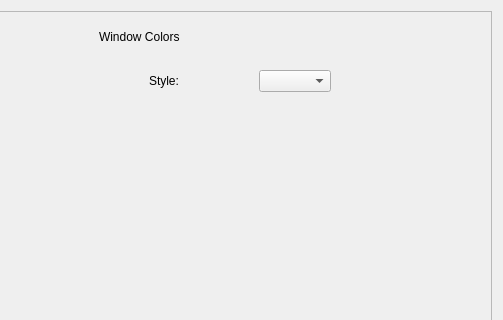
Before: the Qt Designer form GrayCatQt/main/CatSettings.ui in graycatya/CatLearnQt, drawn with Qt 5; both pictures show x 521 to 1024 and y 0 to 320 of the 1024 by 639 pixel window.
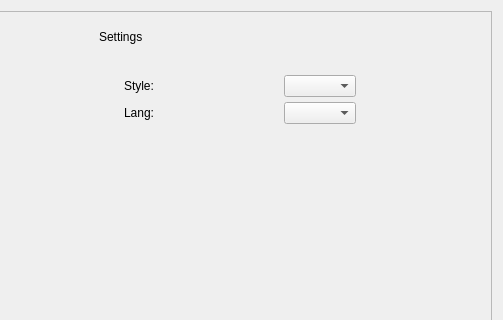
After: the same form once the commit is applied.

What changed in the file:
```diff
--- a/GrayCatQt/main/CatSettings.ui
+++ b/GrayCatQt/main/CatSettings.ui
@@ -91,7 +91,7 @@
        <rect>
         <x>0</x>
         <y>0</y>
-        <width>538</width>
+        <width>532</width>
         <height>619</height>
        </rect>
       </property>
@@ -132,38 +132,50 @@
                </size>
               </property>
               <property name="text">
-               <string>Window Colors</string>
+               <string>Settings</string>
               </property>
              </widget>
             </item>
             <item>
              <widget class="QWidget" name="WindowColorsWidget" native="true">
               <layout class="QVBoxLayout" name="verticalLayout_3">
-               <property name="spacing">
-                <number>5</number>
-               </property>
                <property name="leftMargin">
-                <number>50</number>
+                <number>20</number>
                </property>
                <property name="topMargin">
                 <number>20</number>
                </property>
                <property name="rightMargin">
-                <number>50</number>
+                <number>20</number>
                </property>
                <property name="bottomMargin">
                 <number>20</number>
                </property>
                <item>
-                <layout class="QHBoxLayout" name="horizontalLayout_2">
-                 <item>
+                <layout class="QGridLayout" name="gridLayout">
+                 <property name="leftMargin">
+                  <number>5</number>
+                 </property>
+                 <property name="topMargin">
+                  <number>5</number>
+                 </property>
+                 <property name="rightMargin">
+                  <number>5</number>
+                 </property>
+                 <property name="bottomMargin">
+                  <number>5</number>
+                 </property>
+                 <property name="spacing">
+                  <number>5</number>
+                 </property>
+                 <item row="0" column="0">
                   <widget class="QLabel" name="SettingStyle">
                    <property name="text">
                     <string>Style:</string>
                    </property>
                   </widget>
                  </item>
-                 <item>
+                 <item row="0" column="1">
                   <spacer name="horizontalSpacer_3">
                    <property name="orientation">
                     <enum>Qt::Horizontal</enum>
@@ -176,9 +188,32 @@
                    </property>
                   </spacer>
                  </item>
-                 <item>
+                 <item row="0" column="2">
                   <widget class="QComboBox" name="StyleComboBox"/>
                  </item>
+                 <item row="1" column="0">
+                  <widget class="QLabel" name="Language">
+                   <property name="text">
+                    <string>Lang:</string>
+                   </property>
+                  </widget>
+                 </item>
+                 <item row="1" column="1">
+                  <spacer name="horizontalSpacer_4">
+                   <property name="orientation">
+                    <enum>Qt::Horizontal</enum>
+                   </property>
+                   <property name="sizeHint" stdset="0">
+                    <size>
+                     <width>40</width>
+                     <height>20</height>
+                    </size>
+                   </property>
+                  </spacer>
+                 </item>
+                 <item row="1" column="2">
+                  <widget class="QComboBox" name="LangComboBox"/>
+                 </item>
                 </layout>
                </item>
               </layout>
```
Left out of the diff: 2 changed lines with no effect on the pictures.
